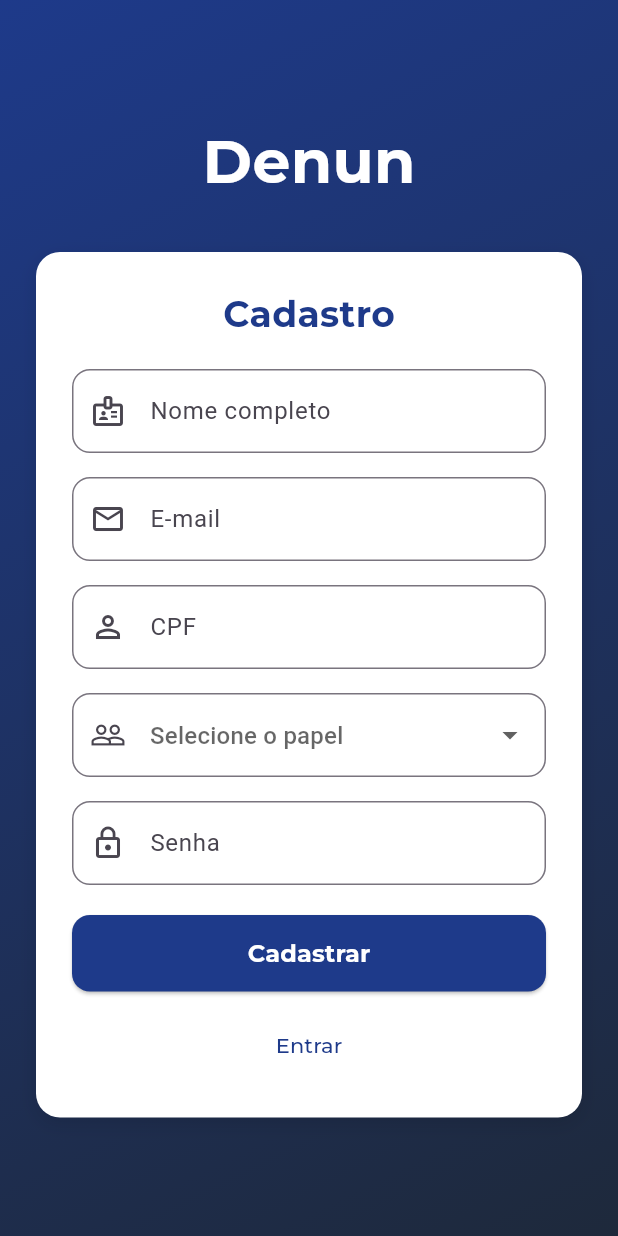
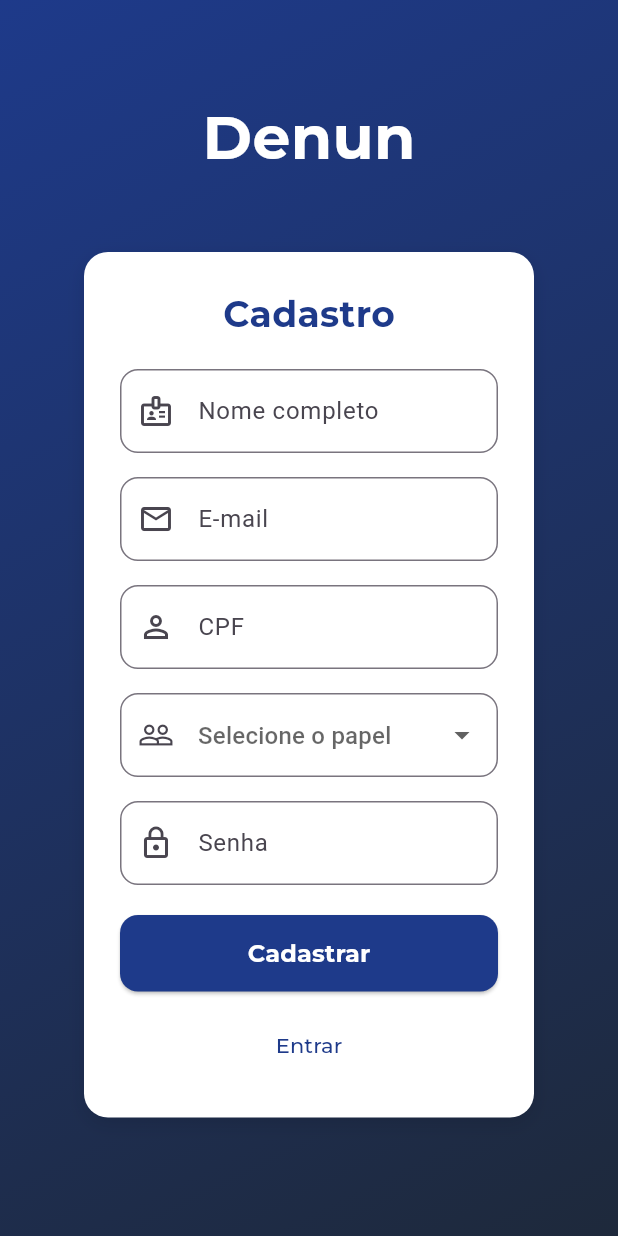
Before and after one commit to penchel/denun, a Flutter app: the screen it shows after launch, after a tap on "Registrar-se", on a phone screen of 412 x 824 dp. Run offline on Flutter 3.47's test engine with Material 3 defaults, Android fonts, the light colour scheme and no system bars; our stand-ins replace firebase_auth, firebase_core, google_fonts; accounts and stored records are empty; network calls fail.

```diff
--- a/lib/screen/login.dart
+++ b/lib/screen/login.dart
@@ -35,7 +35,15 @@ class HomePage extends StatelessWidget {
                   ),
                 ),
                 SizedBox(height: 32),
-                LoginBox(),
+                Container(
+                  width: 400, // define o tamanho máximo
+                  padding: const EdgeInsets.all(16), // espaço interno
+                  margin: const EdgeInsets.symmetric(horizontal: 16), // margem externa
+                  decoration: BoxDecoration(
+                    borderRadius: BorderRadius.circular(20),
+                  ),
+                  child: LoginBox(),
+                ),
               ],
             )
           ),
--- a/lib/screen/register.dart
+++ b/lib/screen/register.dart
@@ -35,7 +35,15 @@ class RegisterPage extends StatelessWidget {
                   ),
                 ),
                 SizedBox(height: 32),
-                RegisterBox(),
+                Container(
+                  width: 400, // define o tamanho máximo
+                  padding: const EdgeInsets.all(16), // espaço interno
+                  margin: const EdgeInsets.symmetric(horizontal: 16), // margem externa
+                  decoration: BoxDecoration(
+                    borderRadius: BorderRadius.circular(20),
+                  ),
+                  child: RegisterBox(),
+                ),
               ],
             )
           ),
```
Also changed, not shown: lib/services/auth.dart (+34 -0 lines), lib/widgets/loginbox.dart (+30 -4 lines).
